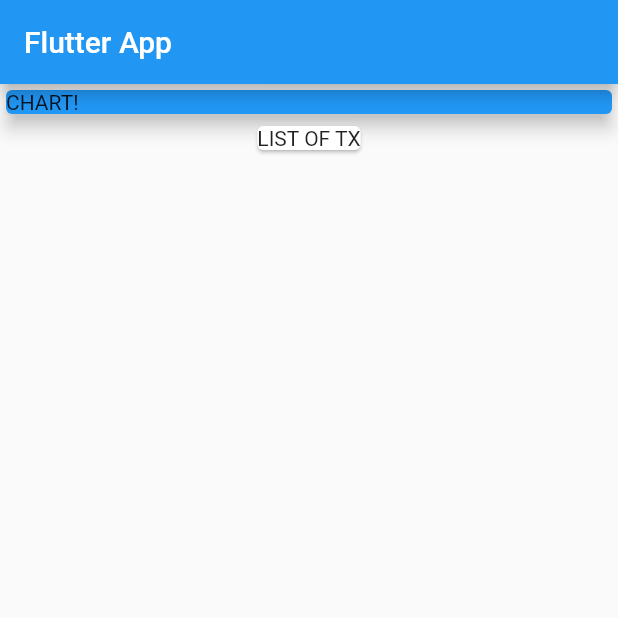
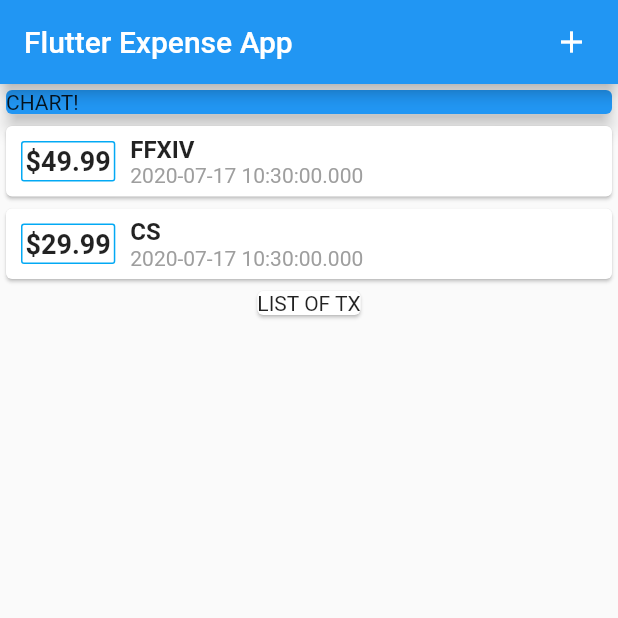
Before and after one commit to suesalito/ExpensesApp, a Flutter app: the screen it shows after launch, on a phone screen of 412 x 824 dp, the top half of it. Run offline on Flutter 3.47's test engine with Material 2 defaults, Android fonts, the phone set to English and light mode, and no system bars.

Commit message:
commit the list and card object

```diff
--- a/lib/main.dart
+++ b/lib/main.dart
@@ -1,4 +1,5 @@
 import 'package:flutter/material.dart';
+import 'transaction.dart';
 
 void main() => runApp(MyApp());
 
@@ -13,11 +14,44 @@ class MyApp extends StatelessWidget {
 }
 
 class MyHomePage extends StatelessWidget {
+  final List<Transaction> transactions = [
+    Transaction(
+      id: '1',
+      title: 'FFXIV',
+      amount: 49.99,
+      date: DateTime.now(),
+    ),
+    Transaction(
+      id: '2',
+      title: 'CS',
+      amount: 29.99,
+      date: DateTime.now(),
+    )
+  ];
   @override
   Widget build(BuildContext context) {
     return Scaffold(
       appBar: AppBar(
-        title: Text('Flutter App'),
+        actions: <Widget>[
+          Container(
+            padding: EdgeInsets.only(right: 7),
+            // child: Ink(
+            //   decoration: const ShapeDecoration(
+            //     color: Colors.lightBlue,
+            //     shape: CircleBorder(),
+            //   ),
+            child: IconButton(
+              icon: Icon(Icons.add),
+              color: Colors.white,
+              padding: EdgeInsets.all(2),
+              onPressed: () {},
+              // highlightColor: Colors.transparent,
+              // hoverColor: Colors.transparent,
+            ),
+            //),
+          )
+        ],
+        title: Text('Flutter Expense App'),
       ),
       body: Column(
         children: <Widget>[
@@ -29,6 +63,52 @@ class MyHomePage extends StatelessWidget {
               elevation: 5,
             ),
           ),
+          Column(
+            children: List<Card>.generate(transactions.length, (int index) {
+              return Card(
+                child: Row(
+                  children: <Widget>[
+                    Container(
+                      child: Text(
+                        //'\$' + transactions[index].amount.toString(),
+                        '\$${transactions[index].amount.toString()}',
+                        style: TextStyle(fontWeight: FontWeight.bold, fontSize: 18),
+                      ),
+                      margin: EdgeInsets.all(10),
+                      padding: EdgeInsets.all(2),
+                      decoration: BoxDecoration(
+                          borderRadius: BorderRadius.circular(2),
+                          border: Border.all(
+                            color: Colors.lightBlue, //                   <--- border color
+                            width: 1.0,
+                          )),
+                    ),
+                    Column(
+                      mainAxisAlignment: MainAxisAlignment.start,
+                      crossAxisAlignment: CrossAxisAlignment.start,
+                      children: <Widget>[
+                        Container(
+                            //margin: EdgeInsets.all(5),
+                            child: Text(
+                          transactions[index].title,
+                          textAlign: TextAlign.start,
+                          style: TextStyle(
+                            fontSize: 16,
+                            fontWeight: FontWeight.w600,
+                          ),
+                        )),
+                        Container(
+                            child: Text(
+                          transactions[index].date.toString(),
+                          style: TextStyle(color: Colors.grey),
+                        )),
+                      ],
+                    )
+                  ],
+                ),
+              );
+            }),
+          ),
           Card(
             child: Text('LIST OF TX'),
           ),
--- /dev/null
+++ b/lib/transaction.dart
@@ -0,0 +1,10 @@
+import 'package:flutter/foundation.dart';
+
+class Transaction {
+  final String id;
+  final String title;
+  final double amount;
+  final DateTime date;
+
+  Transaction({@required this.id, @required this.title, @required this.amount, @required this.date});
+}
```
